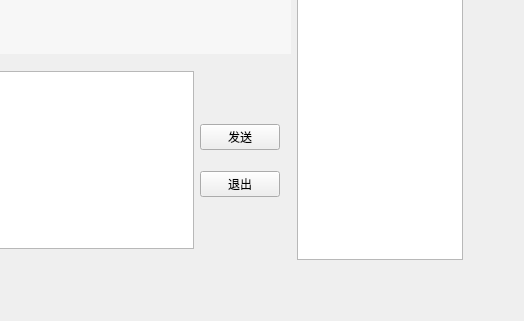
This is ui/Doctor_patientCommunicationPlatform.ui in BottleOfErie/SmartHospital as Qt 5 draws it before an edit; both pictures show x 267 to 791 and y 305 to 626 of the 791 by 626 pixel window. The edited form follows.
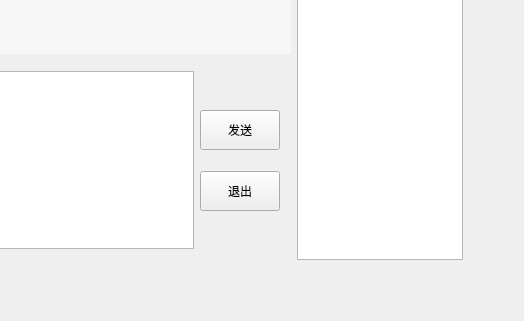
This is the edited form. Icons and pictures are not drawn.

Commit message: ui 完整版  完成

```diff
--- a/ui/Doctor_patientCommunicationPlatform.ui
+++ b/ui/Doctor_patientCommunicationPlatform.ui
@@ -88,7 +88,7 @@
              </widget>
             </item>
             <item>
-             <layout class="QVBoxLayout" name="verticalLayout">
+             <layout class="QVBoxLayout" name="verticalLayout" stretch="0,2,2,0">
               <property name="spacing">
                <number>21</number>
               </property>
@@ -101,13 +101,31 @@
               </item>
               <item>
                <widget class="QPushButton" name="pushButton">
+                <property name="minimumSize">
+                 <size>
+                  <width>80</width>
+                  <height>40</height>
+                 </size>
+                </property>
                 <property name="text">
                  <string>发送</string>
                 </property>
+                <property name="iconSize">
+                 <size>
+                  <width>16</width>
+                  <height>16</height>
+                 </size>
+                </property>
                </widget>
               </item>
               <item>
                <widget class="QPushButton" name="pushButton_2">
+                <property name="minimumSize">
+                 <size>
+                  <width>0</width>
+                  <height>40</height>
+                 </size>
+                </property>
                 <property name="text">
                  <string>退出</string>
                 </property>
```
The commit also changes 4 other files.
